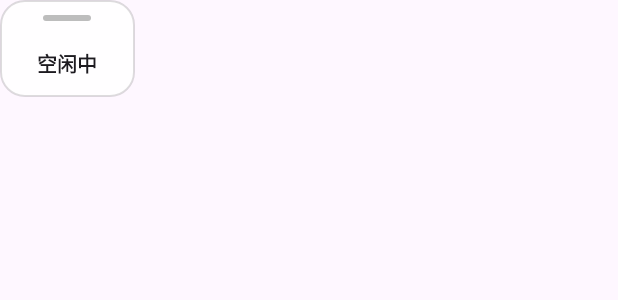
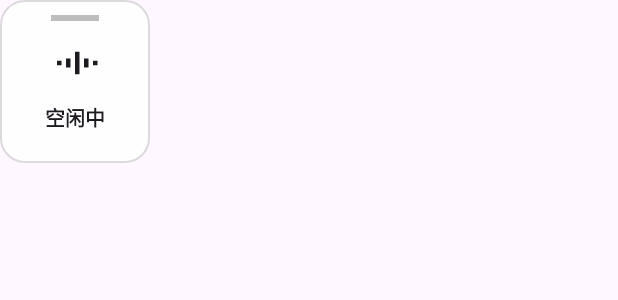
Before and after one commit to tengta119/VoipRecord, an Android app: the layout floating_control.xml on its own in the app's theme, with its tools: preview values and no code run, on a phone screen of 412 x 824 dp. Shown: the top 300 px of the screen. Run offline under Robolectric (Android 15) with nearby library versions, the phone set to English and light mode, and no system bars.

Commit message:
feat: 悬浮窗UI和交互优化
- 新增录音状态枚举管理UI，增强逻辑清晰度。
- 录音按钮新增加载中动画。
- 录音状态变化通过广播通知更新UI。
- 优化录音按钮点击逻辑，防止重复操作。
- UI美化：更新悬浮窗背景、拖拽手柄、新增录音波纹动画。
- 资源文件:
    - 新增录音波纹静态图标 (`ic_recording_lines.xml`)。
    - 新增两种录音波纹动画 (`anim_recording_wave.xml`, `anim_recording_flow.xml`)。
    - 新增两种录音波纹动画矢量图 (`avd_recording.xml`, `avd_recording_flow.xml`)。

```diff
--- /dev/null
+++ b/app/src/main/res/animator/anim_recording_flow.xml
@@ -0,0 +1,67 @@
+<?xml version="1.0" encoding="utf-8"?>
+<set xmlns:android="http://schemas.android.com/apk/res/android"
+    android:ordering="together">
+
+    <objectAnimator
+        android:targetName="line_center"
+        android:duration="800"
+        android:repeatCount="infinite"
+        android:repeatMode="restart">
+        <propertyValuesHolder android:propertyName="scaleY">
+            <keyframe android:fraction="0.0" android:value="1.0" />
+            <keyframe android:fraction="0.5" android:value="4.0" />
+            <keyframe android:fraction="1.0" android:value="1.0" />
+        </propertyValuesHolder>
+    </objectAnimator>
+
+    <objectAnimator
+        android:targetName="line_left"
+        android:duration="800"
+        android:startOffset="100"
+        android:repeatCount="infinite"
+        android:repeatMode="restart">
+        <propertyValuesHolder android:propertyName="scaleY">
+            <keyframe android:fraction="0.0" android:value="1.0" />
+            <keyframe android:fraction="0.5" android:value="3.2" />
+            <keyframe android:fraction="1.0" android:value="1.0" />
+        </propertyValuesHolder>
+    </objectAnimator>
+    <objectAnimator
+        android:targetName="line_right"
+        android:duration="800"
+        android:startOffset="100"
+        android:repeatCount="infinite"
+        android:repeatMode="restart">
+        <propertyValuesHolder android:propertyName="scaleY">
+            <keyframe android:fraction="0.0" android:value="1.0" />
+            <keyframe android:fraction="0.5" android:value="3.2" />
+            <keyframe android:fraction="1.0" android:value="1.0" />
+        </propertyValuesHolder>
+    </objectAnimator>
+
+    <objectAnimator
+        android:targetName="line_far_left"
+        android:duration="800"
+        android:startOffset="200"
+        android:repeatCount="infinite"
+        android:repeatMode="restart">
+        <propertyValuesHolder android:propertyName="scaleY">
+            <keyframe android:fraction="0.0" android:value="1.0" />
+            <keyframe android:fraction="0.5" android:value="2.2" />
+            <keyframe android:fraction="1.0" android:value="1.0" />
+        </propertyValuesHolder>
+    </objectAnimator>
+    <objectAnimator
+        android:targetName="line_far_right"
+        android:duration="800"
+        android:startOffset="200"
+        android:repeatCount="infinite"
+        android:repeatMode="restart">
+        <propertyValuesHolder android:propertyName="scaleY">
+            <keyframe android:fraction="0.0" android:value="1.0" />
+            <keyframe android:fraction="0.5" android:value="2.2" />
+            <keyframe android:fraction="1.0" android:value="1.0" />
+        </propertyValuesHolder>
+    </objectAnimator>
+
+</set>
--- /dev/null
+++ b/app/src/main/res/drawable/avd_recording_flow.xml
@@ -0,0 +1,25 @@
+<?xml version="1.0" encoding="utf-8"?>
+<animated-vector xmlns:android="http://schemas.android.com/apk/res/android"
+    android:drawable="@drawable/ic_recording_lines">
+
+    <target
+        android:name="line_center"
+        android:animation="@animator/anim_recording_flow" />
+
+    <target
+        android:name="line_left"
+        android:animation="@animator/anim_recording_flow" />
+
+    <target
+        android:name="line_right"
+        android:animation="@animator/anim_recording_flow" />
+
+    <target
+        android:name="line_far_left"
+        android:animation="@animator/anim_recording_flow" />
+
+    <target
+        android:name="line_far_right"
+        android:animation="@animator/anim_recording_flow" />
+
+</animated-vector>
--- /dev/null
+++ b/app/src/main/res/drawable/ic_recording_lines.xml
@@ -0,0 +1,48 @@
+<?xml version="1.0" encoding="utf-8"?>
+<vector xmlns:android="http://schemas.android.com/apk/res/android"
+    android:width="24dp"
+    android:height="24dp"
+    android:viewportWidth="24"
+    android:viewportHeight="24">
+
+    <group
+        android:name="line_far_left"
+        android:pivotY="12.0">
+        <path
+            android:pathData="M4,11 v2 h2 v-2 z"
+            android:fillColor="?android:attr/textColorPrimary"/>
+    </group>
+
+    <group
+        android:name="line_left"
+        android:pivotY="12.0">
+        <path
+            android:pathData="M8,10 v4 h2 v-4 z"
+            android:fillColor="?android:attr/textColorPrimary"/>
+    </group>
+
+    <group
+        android:name="line_center"
+        android:pivotY="12.0">
+        <path
+            android:pathData="M12,7 v10 h2 v-10 z"
+            android:fillColor="?android:attr/textColorPrimary"/>
+    </group>
+
+    <group
+        android:name="line_right"
+        android:pivotY="12.0">
+        <path
+            android:pathData="M16,10 v4 h2 v-4 z"
+            android:fillColor="?android:attr/textColorPrimary"/>
+    </group>
+
+    <group
+        android:name="line_far_right"
+        android:pivotY="12.0">
+        <path
+            android:pathData="M20,11 v2 h2 v-2 z"
+            android:fillColor="?android:attr/textColorPrimary"/>
+    </group>
+
+</vector>
--- a/app/src/main/res/layout/floating_control.xml
+++ b/app/src/main/res/layout/floating_control.xml
@@ -5,26 +5,30 @@
     android:layout_height="wrap_content"
     android:orientation="vertical"
     android:gravity="center_horizontal"
-    android:minWidth="90dp"
+    android:minWidth="100dp"
     android:background="@drawable/bg_floating_window_rounded"
-    android:paddingBottom="12dp"
-    android:elevation="8dp">
+    android:paddingBottom="20dp"
+    android:elevation="10dp">
 
     <LinearLayout
         android:id="@+id/dragHandle"
         android:layout_width="match_parent"
         android:layout_height="24dp"
         android:gravity="center"
-        android:paddingTop="8dp"
-        android:paddingBottom="8dp">
+        android:paddingTop="10dp"
+        android:paddingBottom="10dp">
 
         <View
             android:layout_width="32dp"
-            android:layout_height="4dp"
+            android:layout_height="15dp"
             android:background="@drawable/ic_drag_handle" />
     </LinearLayout>
 
-
+    <ImageView
+        android:id="@+id/recording_animation_view"
+        android:layout_width="40dp"
+        android:layout_height="36dp"
+        android:src="@drawable/avd_recording_flow"/>
 
     <TextView
         android:id="@+id/statusText"
```
Also changed, not shown: app/src/main/java/com/example/voiprecord/FloatingControlService.java (+26 -4 lines), app/src/main/res/animator/anim_recording_wave.xml (added, +55 -0 lines), app/src/main/res/drawable/avd_recording.xml (added, +25 -0 lines).
